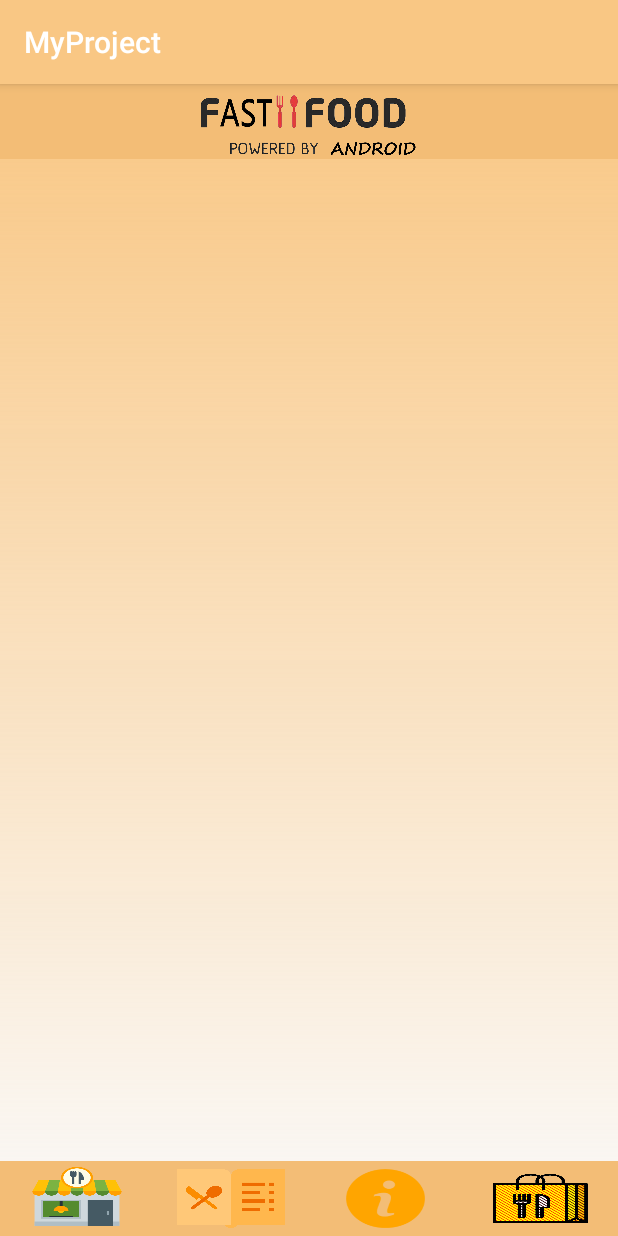
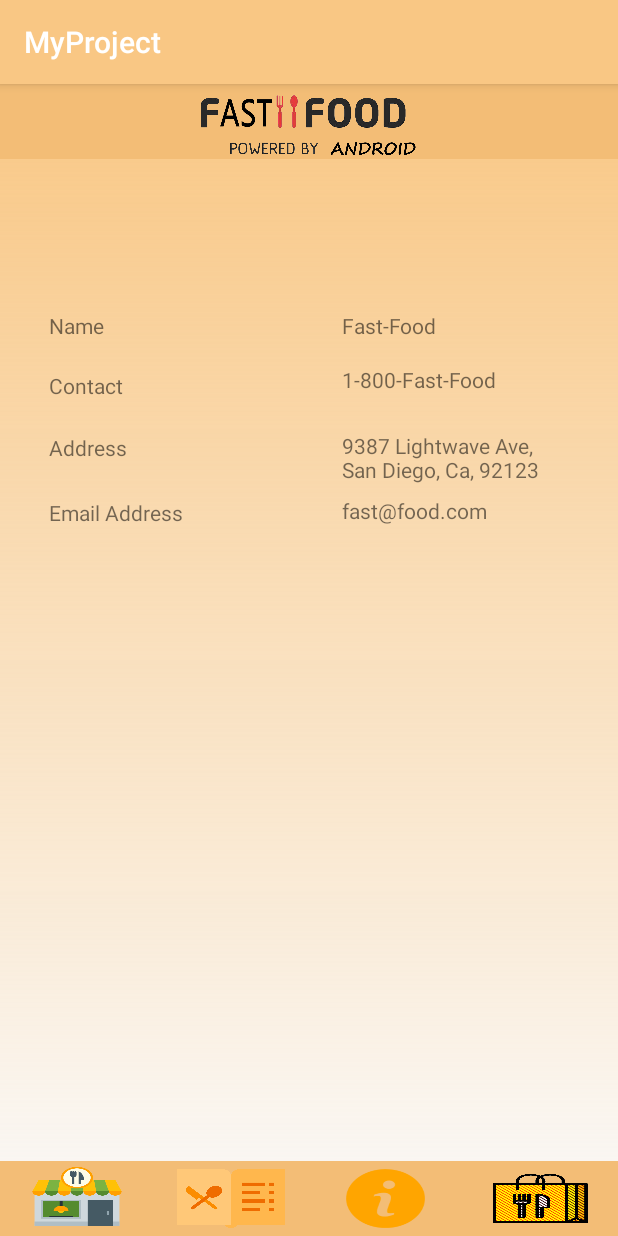
Before and after one commit to mrdemz/FastFoodAndroidV2, an Android app: the AboutActivity screen opened directly, with no data from a screen before it, on a phone screen of 412 x 824 dp. Run offline under Robolectric (Android 15) with nearby library versions, the light colour scheme and no system bars.

Commit message:
About Page updated

```diff
--- a/app/src/main/res/layout/activity_about.xml
+++ b/app/src/main/res/layout/activity_about.xml
@@ -108,4 +108,99 @@
 
     </LinearLayout>
 
+    <LinearLayout
+        android:layout_width="347dp"
+        android:layout_height="465dp"
+        android:layout_marginStart="32dp"
+        android:layout_marginLeft="32dp"
+        android:layout_marginTop="32dp"
+        android:layout_marginEnd="32dp"
+        android:layout_marginRight="32dp"
+        android:layout_marginBottom="32dp"
+        android:orientation="horizontal"
+        app:layout_constraintBottom_toTopOf="@+id/linearLayout3"
+        app:layout_constraintEnd_toEndOf="parent"
+        app:layout_constraintStart_toStartOf="parent"
+        app:layout_constraintTop_toBottomOf="@+id/linearLayout">
+
+        <LinearLayout
+            android:layout_width="195dp"
+            android:layout_height="match_parent"
+            android:orientation="horizontal">
+
+            <LinearLayout
+                android:layout_width="match_parent"
+                android:layout_height="match_parent"
+                android:orientation="vertical"
+                android:visibility="visible">
+
+                <TextView
+                    android:id="@+id/textView37"
+                    android:layout_width="match_parent"
+                    android:layout_height="40dp"
+                    android:text="@string/name" />
+
+                <TextView
+                    android:id="@+id/textView38"
+                    android:layout_width="match_parent"
+                    android:layout_height="41dp"
+                    android:text="@string/contact" />
+
+                <TextView
+                    android:id="@+id/textView39"
+                    android:layout_width="match_parent"
+                    android:layout_height="43dp"
+                    android:text="@string/address" />
+
+                <TextView
+                    android:id="@+id/textView65"
+                    android:layout_width="match_parent"
+                    android:layout_height="42dp"
+
+                    android:text="@string/email" />
+            </LinearLayout>
+
+        </LinearLayout>
+
+        <LinearLayout
+            android:layout_width="match_parent"
+            android:layout_height="match_parent"
+            android:orientation="horizontal">
+
+            <LinearLayout
+                android:layout_width="match_parent"
+                android:layout_height="match_parent"
+                android:orientation="vertical">
+
+                <TextView
+                    android:id="@+id/textView40"
+                    android:layout_width="match_parent"
+                    android:layout_height="36dp"
+
+                    android:text="@string/fastFoodName" />
+
+                <TextView
+                    android:id="@+id/textView63"
+                    android:layout_width="match_parent"
+                    android:layout_height="44dp"
+
+                    android:text="@string/contactInfo" />
+
+                <TextView
+                    android:id="@+id/textView64"
+                    android:layout_width="match_parent"
+                    android:layout_height="43dp"
+
+                    android:text="@string/streetAddress" />
+
+                <TextView
+                    android:id="@+id/textView66"
+                    android:layout_width="match_parent"
+                    android:layout_height="52dp"
+
+                    android:text="@string/emailAddress" />
+            </LinearLayout>
+        </LinearLayout>
+    </LinearLayout>
+
 </androidx.constraintlayout.widget.ConstraintLayout>
--- a/app/src/main/res/values/strings.xml
+++ b/app/src/main/res/values/strings.xml
@@ -41,6 +41,15 @@ The rich, creamy taste of cheese. The sweetness of the hamburger buns.
     <string name="popTaxValue">$0.00</string>
     <string name="popTotalValue">$0.00</string>
     <string name="popSampleText">This is a sample text.......</string>
+    <string name="name">Name</string>
+    <string name="contact">Contact</string>
+    <string name="address">Address</string>
+    <string name="email">Email Address</string>
+    <string name="fastFoodName">Fast-Food</string>
+    <string name="contactInfo">1-800-Fast-Food</string>
+    <string name="streetAddress">9387 Lightwave Ave, San Diego, Ca, 92123</string>
+    <string name="emailAddress">fast@food.com</string>
+
 
 
 </resources>
```
